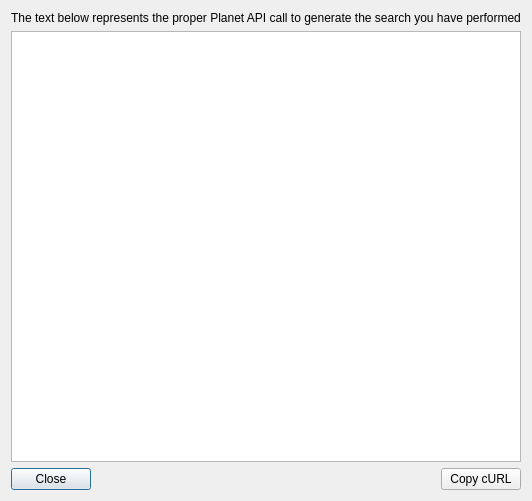
planetlabs/qgis-planet-plugin, file planet_explorer/ui/show_curl_dialog.ui: the form before one commit.
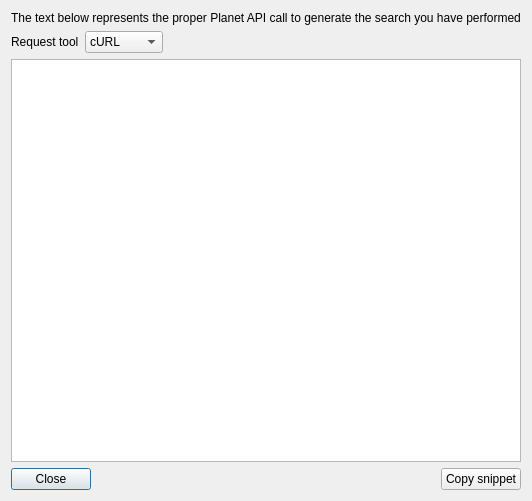
The form after the commit.

Commit message: added python option to show curl dialog

Diff of the .ui file:
```diff
--- a/planet_explorer/ui/show_curl_dialog.ui
+++ b/planet_explorer/ui/show_curl_dialog.ui
@@ -6,7 +6,7 @@
    <rect>
     <x>0</x>
     <y>0</y>
-    <width>400</width>
+    <width>485</width>
     <height>501</height>
    </rect>
   </property>
@@ -21,6 +21,44 @@
      </property>
     </widget>
    </item>
+   <item>
+    <layout class="QHBoxLayout" name="horizontalLayout_2">
+     <item>
+      <widget class="QLabel" name="label_2">
+       <property name="text">
+        <string>Request tool</string>
+       </property>
+      </widget>
+     </item>
+     <item>
+      <widget class="QComboBox" name="comboType">
+       <item>
+        <property name="text">
+         <string>cURL</string>
+        </property>
+       </item>
+       <item>
+        <property name="text">
+         <string>Python 3</string>
+        </property>
+       </item>
+      </widget>
+     </item>
+     <item>
+      <spacer name="horizontalSpacer_2">
+       <property name="orientation">
+        <enum>Qt::Horizontal</enum>
+       </property>
+       <property name="sizeHint" stdset="0">
+        <size>
+         <width>40</width>
+         <height>20</height>
+        </size>
+       </property>
+      </spacer>
+     </item>
+    </layout>
+   </item>
    <item>
     <widget class="QTextBrowser" name="textBrowser"/>
    </item>
@@ -49,7 +87,7 @@
      <item>
       <widget class="QPushButton" name="btnCopy">
        <property name="text">
-        <string>Copy cURL</string>
+        <string>Copy snippet</string>
        </property>
       </widget>
      </item>
```
Left out of the diff: 2 changed lines with no effect on the pictures. The commit also changes 1 other file.
